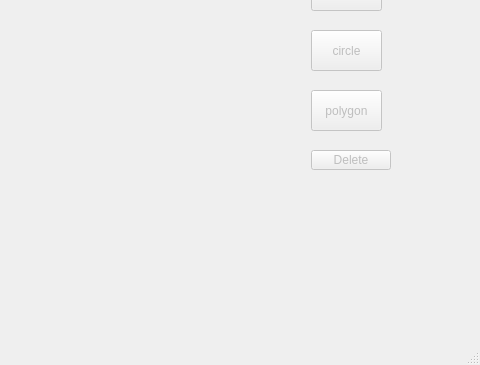
ZyuHung/PreventJumping, file mainwindow.ui: the form before one commit; both pictures show x 459 to 939 and y 330 to 695 of the 939 by 695 pixel window.
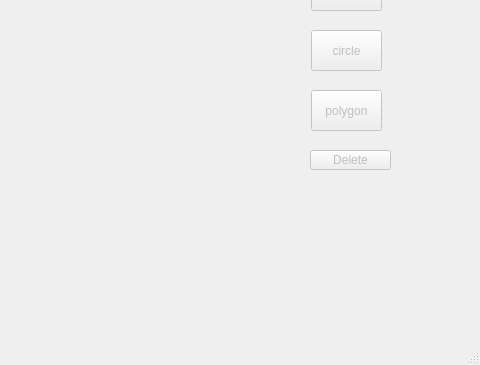
The form after the commit. Icons and pictures are not drawn.

```diff
--- a/mainwindow.ui
+++ b/mainwindow.ui
@@ -161,9 +161,9 @@
     </property>
     <property name="geometry">
      <rect>
-      <x>770</x>
+      <x>769</x>
       <y>480</y>
-      <width>80</width>
+      <width>81</width>
       <height>20</height>
      </rect>
     </property>
```
Left out of the diff: 32 changed lines with no effect on the pictures.
